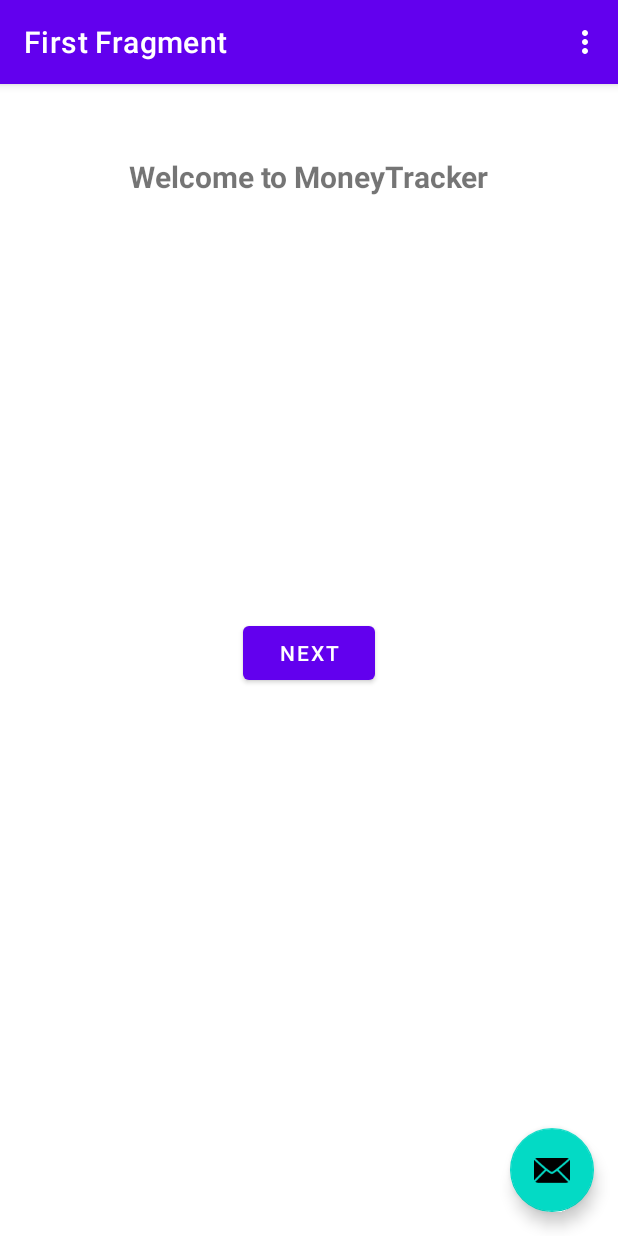
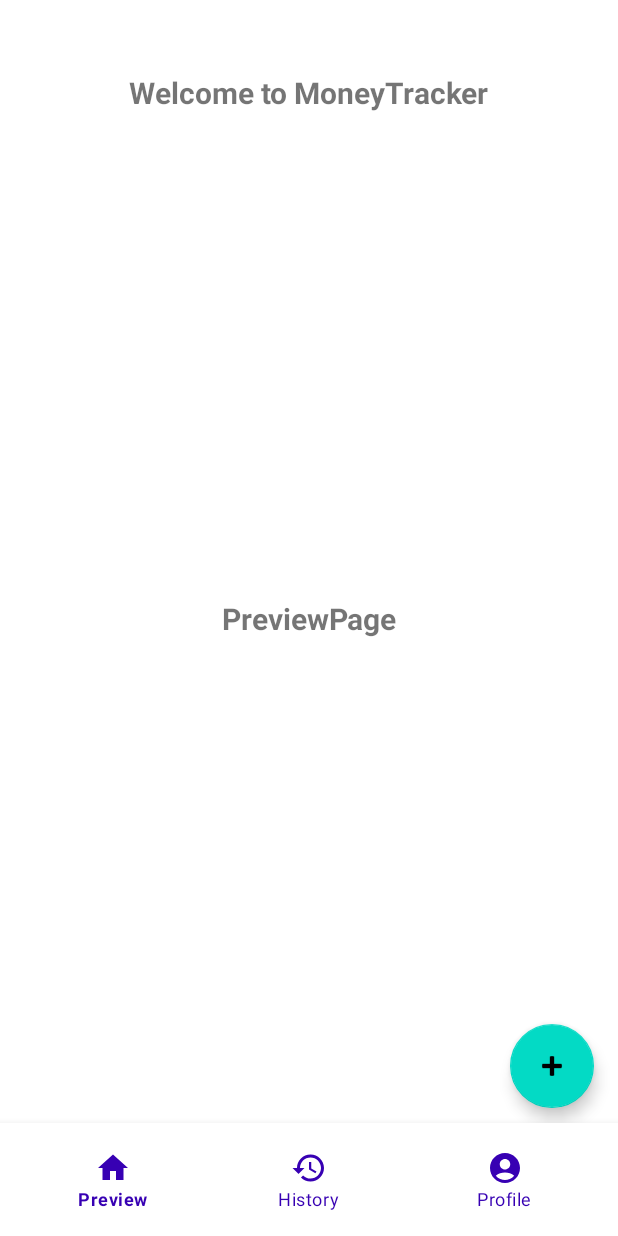
Before and after one commit to BinaryJourney/HappinessTracker-ISEP, an Android app: the screen it shows after launch (MainActivity), on a phone screen of 412 x 824 dp. Run offline under Robolectric (Android 15) with nearby library versions, the phone set to English and light mode, and no system bars; our stand-ins replace navigation-ui.

Commit message:
- Create initial structure of the app - Bottom navigation View (navBar) + floating add button created - Basic transition between pages

```diff
--- /dev/null
+++ b/app/src/main/java/isep/fr/moneytracker/Adapters/ExpenseHistoryAdapter.java
@@ -0,0 +1,4 @@
+package isep.fr.moneytracker.Adapters;
+
+public class ExpenseHistoryAdapter {
+}
--- a/app/src/main/java/isep/fr/moneytracker/FirstFragment.java
+++ b/app/src/main/java/isep/fr/moneytracker/Fragments/HistoryFragment.java
@@ -1,4 +1,4 @@
-package isep.fr.moneytracker;
+package isep.fr.moneytracker.Fragments;
 
 import android.os.Bundle;
 import android.view.LayoutInflater;
@@ -9,11 +9,12 @@ import androidx.annotation.NonNull;
 import androidx.fragment.app.Fragment;
 import androidx.navigation.fragment.NavHostFragment;
 
-import isep.fr.moneytracker.databinding.FragmentFirstBinding;
+import isep.fr.moneytracker.R;
+import isep.fr.moneytracker.databinding.FragmentHistoryBinding;
 
-public class FirstFragment extends Fragment {
+public class HistoryFragment extends Fragment {
 
-    private FragmentFirstBinding binding;
+    private FragmentHistoryBinding binding;
 
     @Override
     public View onCreateView(
@@ -21,7 +22,7 @@ public class FirstFragment extends Fragment {
             Bundle savedInstanceState
     ) {
 
-        binding = FragmentFirstBinding.inflate(inflater, container, false);
+        binding = FragmentHistoryBinding.inflate(inflater, container, false);
         return binding.getRoot();
 
     }
@@ -29,13 +30,6 @@ public class FirstFragment extends Fragment {
     public void onViewCreated(@NonNull View view, Bundle savedInstanceState) {
         super.onViewCreated(view, savedInstanceState);
 
-        binding.buttonFirst.setOnClickListener(new View.OnClickListener() {
-            @Override
-            public void onClick(View view) {
-                NavHostFragment.findNavController(FirstFragment.this)
-                        .navigate(R.id.action_FirstFragment_to_SecondFragment);
-            }
-        });
     }
 
     @Override
--- a/app/src/main/java/isep/fr/moneytracker/SecondFragment.java
+++ b/app/src/main/java/isep/fr/moneytracker/Fragments/PreviewFragment.java
@@ -1,4 +1,4 @@
-package isep.fr.moneytracker;
+package isep.fr.moneytracker.Fragments;
 
 import android.os.Bundle;
 import android.view.LayoutInflater;
@@ -9,11 +9,12 @@ import androidx.annotation.NonNull;
 import androidx.fragment.app.Fragment;
 import androidx.navigation.fragment.NavHostFragment;
 
-import isep.fr.moneytracker.databinding.FragmentSecondBinding;
+import isep.fr.moneytracker.R;
+import isep.fr.moneytracker.databinding.FragmentPreviewBinding;
 
-public class SecondFragment extends Fragment {
+public class PreviewFragment extends Fragment {
 
-    private FragmentSecondBinding binding;
+    private FragmentPreviewBinding binding;
 
     @Override
     public View onCreateView(
@@ -21,7 +22,7 @@ public class SecondFragment extends Fragment {
             Bundle savedInstanceState
     ) {
 
-        binding = FragmentSecondBinding.inflate(inflater, container, false);
+        binding = FragmentPreviewBinding.inflate(inflater, container, false);
         return binding.getRoot();
 
     }
@@ -29,13 +30,6 @@ public class SecondFragment extends Fragment {
     public void onViewCreated(@NonNull View view, Bundle savedInstanceState) {
         super.onViewCreated(view, savedInstanceState);
 
-        binding.buttonSecond.setOnClickListener(new View.OnClickListener() {
-            @Override
-            public void onClick(View view) {
-                NavHostFragment.findNavController(SecondFragment.this)
-                        .navigate(R.id.action_SecondFragment_to_FirstFragment);
-            }
-        });
     }
 
     @Override
--- /dev/null
+++ b/app/src/main/java/isep/fr/moneytracker/Fragments/ProfileFragment.java
@@ -0,0 +1,4 @@
+package isep.fr.moneytracker.Fragments;
+
+public class ProfileFragment {
+}
--- a/app/src/main/java/isep/fr/moneytracker/MainActivity.java
+++ b/app/src/main/java/isep/fr/moneytracker/MainActivity.java
@@ -2,6 +2,8 @@ package isep.fr.moneytracker;
 
 import android.os.Bundle;
 
+import com.google.android.material.bottomnavigation.BottomNavigationView;
+import com.google.android.material.navigation.NavigationBarView;
 import com.google.android.material.snackbar.Snackbar;
 
 import androidx.appcompat.app.AppCompatActivity;
@@ -10,9 +12,13 @@ import android.view.View;
 
 import androidx.navigation.NavController;
 import androidx.navigation.Navigation;
+import androidx.navigation.fragment.NavHostFragment;
 import androidx.navigation.ui.AppBarConfiguration;
 import androidx.navigation.ui.NavigationUI;
 
+import isep.fr.moneytracker.Fragments.HistoryFragment;
+import isep.fr.moneytracker.Fragments.PreviewFragment;
+import isep.fr.moneytracker.Fragments.ProfileFragment;
 import isep.fr.moneytracker.databinding.ActivityMainBinding;
 
 import android.view.Menu;
@@ -22,19 +28,56 @@ public class MainActivity extends AppCompatActivity {
 
     private AppBarConfiguration appBarConfiguration;
     private ActivityMainBinding binding;
+    private BottomNavigationView bottomNavigationView;
+
+    private PreviewFragment previewFragment = new PreviewFragment();
+    private HistoryFragment historyFragment = new HistoryFragment();
+    //private ProfileFragment profileFragment = new ProfileFragment();
 
     @Override
     protected void onCreate(Bundle savedInstanceState) {
         super.onCreate(savedInstanceState);
 
+        View decorView = getWindow().getDecorView();
+
+        hideSystemUI(decorView);
+
         binding = ActivityMainBinding.inflate(getLayoutInflater());
         setContentView(binding.getRoot());
 
-        setSupportActionBar(binding.toolbar);
 
         NavController navController = Navigation.findNavController(this, R.id.nav_host_fragment_content_main);
-        appBarConfiguration = new AppBarConfiguration.Builder(navController.getGraph()).build();
-        NavigationUI.setupActionBarWithNavController(this, navController, appBarConfiguration);
+        //appBarConfiguration = new AppBarConfiguration.Builder(navController.getGraph()).build();
+        //NavigationUI.setupActionBarWithNavController(this, navController, appBarConfiguration);
+
+        bottomNavigationView = findViewById(R.id.bottom_navigation);
+        getSupportFragmentManager().beginTransaction().replace(R.id.container, previewFragment).commit();
+        bottomNavigationView.setSelectedItemId(R.id.Preview);
+
+        bottomNavigationView.setOnItemSelectedListener(new NavigationBarView.OnItemSelectedListener() {
+            @Override
+            public boolean onNavigationItemSelected(MenuItem item) {
+                switch (item.getItemId()){
+                    case R.id.Preview:
+                        System.out.println("Preview");
+                        getSupportFragmentManager().beginTransaction().replace(R.id.container, previewFragment).commit();
+                        return true;
+
+                    case R.id.History:
+                        getSupportFragmentManager().beginTransaction().replace(R.id.container, historyFragment).commit();
+                        return true;
+
+                    case R.id.Profile:
+                        System.out.println("Profile");
+                        //getSupportFragmentManager().beginTransaction().replace(R.id.container, profileFragment).commit();
+                        return true;
+
+                }
+
+                return false;
+            }
+        });
+
 
         binding.fab.setOnClickListener(new View.OnClickListener() {
             @Override
@@ -67,6 +110,19 @@ public class MainActivity extends AppCompatActivity {
         return super.onOptionsItemSelected(item);
     }
 
+    private void hideSystemUI(View decorView) {
+        // Set the IMMERSIVE flag.
+        // Set the content to appear under the system bars so that the content
+        // doesn't resize when the system bars hide and show.
+        decorView.setSystemUiVisibility(
+                //View.SYSTEM_UI_FLAG_LAYOUT_STABLE
+                //| View.SYSTEM_UI_FLAG_LAYOUT_HIDE_NAVIGATION
+                //| View.SYSTEM_UI_FLAG_LAYOUT_FULLSCREEN
+                View.SYSTEM_UI_FLAG_HIDE_NAVIGATION // hide nav bar
+                        //| View.SYSTEM_UI_FLAG_FULLSCREEN // hide status bar
+                        | View.SYSTEM_UI_FLAG_IMMERSIVE_STICKY);
+    }
+
     @Override
     public boolean onSupportNavigateUp() {
         NavController navController = Navigation.findNavController(this, R.id.nav_host_fragment_content_main);
--- /dev/null
+++ b/app/src/main/res/drawable/ic_history.xml
@@ -0,0 +1,5 @@
+<vector android:height="24dp" android:tint="#000000"
+    android:viewportHeight="24" android:viewportWidth="24"
+    android:width="24dp" xmlns:android="http://schemas.android.com/apk/res/android">
+    <path android:fillColor="@android:color/white" android:pathData="M13,3c-4.97,0 -9,4.03 -9,9L1,12l3.89,3.89 0.07,0.14L9,12L6,12c0,-3.87 3.13,-7 7,-7s7,3.13 7,7 -3.13,7 -7,7c-1.93,0 -3.68,-0.79 -4.94,-2.06l-1.42,1.42C8.27,19.99 10.51,21 13,21c4.97,0 9,-4.03 9,-9s-4.03,-9 -9,-9zM12,8v5l4.28,2.54 0.72,-1.21 -3.5,-2.08L13.5,8L12,8z"/>
+</vector>
--- /dev/null
+++ b/app/src/main/res/drawable/ic_home.xml
@@ -0,0 +1,5 @@
+<vector android:height="24dp" android:tint="#000000"
+    android:viewportHeight="24" android:viewportWidth="24"
+    android:width="24dp" xmlns:android="http://schemas.android.com/apk/res/android">
+    <path android:fillColor="@android:color/white" android:pathData="M10,20v-6h4v6h5v-8h3L12,3 2,12h3v8z"/>
+</vector>
--- /dev/null
+++ b/app/src/main/res/drawable/ic_profile.xml
@@ -0,0 +1,5 @@
+<vector android:height="24dp" android:tint="#000000"
+    android:viewportHeight="24" android:viewportWidth="24"
+    android:width="24dp" xmlns:android="http://schemas.android.com/apk/res/android">
+    <path android:fillColor="@android:color/white" android:pathData="M12,2C6.48,2 2,6.48 2,12s4.48,10 10,10s10,-4.48 10,-10S17.52,2 12,2zM12,6c1.93,0 3.5,1.57 3.5,3.5S13.93,13 12,13s-3.5,-1.57 -3.5,-3.5S10.07,6 12,6zM12,20c-2.03,0 -4.43,-0.82 -6.14,-2.88C7.55,15.8 9.68,15 12,15s4.45,0.8 6.14,2.12C16.43,19.18 14.03,20 12,20z"/>
+</vector>
--- a/app/src/main/res/layout/activity_main.xml
+++ b/app/src/main/res/layout/activity_main.xml
@@ -6,21 +6,28 @@
     android:layout_height="match_parent"
     tools:context=".MainActivity">
 
-    <com.google.android.material.appbar.AppBarLayout
+
+    <FrameLayout
         android:layout_width="match_parent"
-        android:layout_height="wrap_content"
-        android:theme="@style/Theme.MoneyTracker.AppBarOverlay">
+        android:layout_height="match_parent"
+        android:id="@+id/container"
+        >
 
-        <androidx.appcompat.widget.Toolbar
-            android:id="@+id/toolbar"
-            android:layout_width="match_parent"
-            android:layout_height="?attr/actionBarSize"
-            android:background="?attr/colorPrimary"
-            app:popupTheme="@style/Theme.MoneyTracker.PopupOverlay" />
+        <fragment
+            android:id="@+id/nav_host_fragment_content_main"
+            android:name="androidx.navigation.fragment.NavHostFragment"
+            android:layout_width="0dp"
+            android:layout_height="0dp"
+            app:defaultNavHost="true"
+            app:layout_constraintBottom_toBottomOf="parent"
+            app:layout_constraintLeft_toLeftOf="parent"
+            app:layout_constraintRight_toRightOf="parent"
+            app:layout_constraintTop_toTopOf="parent"
+            app:navGraph="@navigation/nav_graph"
+            tools:layout="@layout/fragment_preview" />
 
-    </com.google.android.material.appbar.AppBarLayout>
+    </FrameLayout>
 
-    <include layout="@layout/content_main" />
 
     <com.google.android.material.floatingactionbutton.FloatingActionButton
         android:id="@+id/fab"
@@ -28,7 +35,20 @@
         android:layout_height="wrap_content"
         android:layout_gravity="bottom|end"
         android:layout_marginEnd="@dimen/fab_margin"
-        android:layout_marginBottom="16dp"
-        app:srcCompat="@android:drawable/ic_dialog_email" />
+        android:layout_marginBottom="85dp"
+        app:srcCompat="@android:drawable/ic_input_add" />
+
+    <com.google.android.material.bottomnavigation.BottomNavigationView
+        android:id="@+id/bottom_navigation"
+        android:layout_width="match_parent"
+        android:layout_height="75dp"
+        android:padding="10dp"
+        android:layout_gravity="bottom"
+        app:itemIconTint="@color/purple_700"
+        app:itemTextColor="@color/purple_700"
+        app:layout_constraintBottom_toBottomOf="parent"
+        app:menu="@menu/menu_footer"/>
+
+
 
 </androidx.coordinatorlayout.widget.CoordinatorLayout>
--- a/app/src/main/res/layout/fragment_second.xml
+++ b/app/src/main/res/layout/fragment_history.xml
@@ -4,24 +4,28 @@
     xmlns:tools="http://schemas.android.com/tools"
     android:layout_width="match_parent"
     android:layout_height="match_parent"
-    tools:context=".SecondFragment">
+    tools:context=".Fragments.HistoryFragment">
 
     <TextView
         android:id="@+id/textview_second"
         android:layout_width="wrap_content"
         android:layout_height="wrap_content"
-        app:layout_constraintBottom_toTopOf="@id/button_second"
+        app:layout_constraintBottom_toTopOf="@+id/textview_third"
         app:layout_constraintEnd_toEndOf="parent"
         app:layout_constraintStart_toStartOf="parent"
         app:layout_constraintTop_toTopOf="parent" />
 
-    <Button
-        android:id="@+id/button_second"
+    <TextView
+        android:id="@+id/textview_third"
         android:layout_width="wrap_content"
         android:layout_height="wrap_content"
-        android:text="@string/previous"
+        android:text="HistoryPage"
+        android:textSize="20sp"
+        android:textStyle="bold"
         app:layout_constraintBottom_toBottomOf="parent"
         app:layout_constraintEnd_toEndOf="parent"
         app:layout_constraintStart_toStartOf="parent"
-        app:layout_constraintTop_toBottomOf="@id/textview_second" />
+        app:layout_constraintTop_toTopOf="parent" />
+
+
 </androidx.constraintlayout.widget.ConstraintLayout>
--- a/app/src/main/res/layout/fragment_first.xml
+++ b/app/src/main/res/layout/fragment_preview.xml
@@ -4,7 +4,7 @@
     xmlns:tools="http://schemas.android.com/tools"
     android:layout_width="match_parent"
     android:layout_height="match_parent"
-    tools:context=".FirstFragment">
+    tools:context=".Fragments.PreviewFragment">
 
     <TextView
         android:id="@+id/textview_first"
@@ -18,14 +18,16 @@
         app:layout_constraintStart_toStartOf="parent"
         app:layout_constraintTop_toTopOf="parent" />
 
-    <Button
-        android:id="@+id/button_first"
+    <TextView
+        android:id="@+id/textview_second"
         android:layout_width="wrap_content"
         android:layout_height="wrap_content"
-        android:layout_marginTop="280dp"
-        android:text="@string/next"
+        android:text="PreviewPage"
+        android:textSize="20sp"
+        android:textStyle="bold"
+        app:layout_constraintBottom_toBottomOf="parent"
         app:layout_constraintEnd_toEndOf="parent"
         app:layout_constraintStart_toStartOf="parent"
-        app:layout_constraintTop_toBottomOf="@+id/textview_first" />
+        app:layout_constraintTop_toTopOf="parent" />
 
 </androidx.constraintlayout.widget.ConstraintLayout>
--- /dev/null
+++ b/app/src/main/res/menu/menu_footer.xml
@@ -0,0 +1,16 @@
+<?xml version="1.0" encoding="utf-8"?>
+<menu xmlns:android="http://schemas.android.com/apk/res/android">
+    <item
+        android:id="@+id/Preview"
+        android:title="Preview"
+        android:icon="@drawable/ic_home"/>
+    <item
+        android:id="@+id/History"
+        android:title="History"
+        android:icon="@drawable/ic_history"/>
+    <item
+        android:id="@+id/Profile"
+        android:title="Profile"
+        android:icon="@drawable/ic_profile"/>
+
+</menu>
--- a/app/src/main/res/navigation/nav_graph.xml
+++ b/app/src/main/res/navigation/nav_graph.xml
@@ -7,9 +7,9 @@
 
     <fragment
         android:id="@+id/FirstFragment"
-        android:name="isep.fr.moneytracker.FirstFragment"
+        android:name="isep.fr.moneytracker.Fragments.PreviewFragment"
         android:label="@string/first_fragment_label"
-        tools:layout="@layout/fragment_first">
+        tools:layout="@layout/fragment_preview">
 
         <action
             android:id="@+id/action_FirstFragment_to_SecondFragment"
@@ -17,9 +17,9 @@
     </fragment>
     <fragment
         android:id="@+id/SecondFragment"
-        android:name="isep.fr.moneytracker.SecondFragment"
+        android:name="isep.fr.moneytracker.Fragments.HistoryFragment"
         android:label="@string/second_fragment_label"
-        tools:layout="@layout/fragment_second">
+        tools:layout="@layout/fragment_history">
 
         <action
             android:id="@+id/action_SecondFragment_to_FirstFragment"
```
